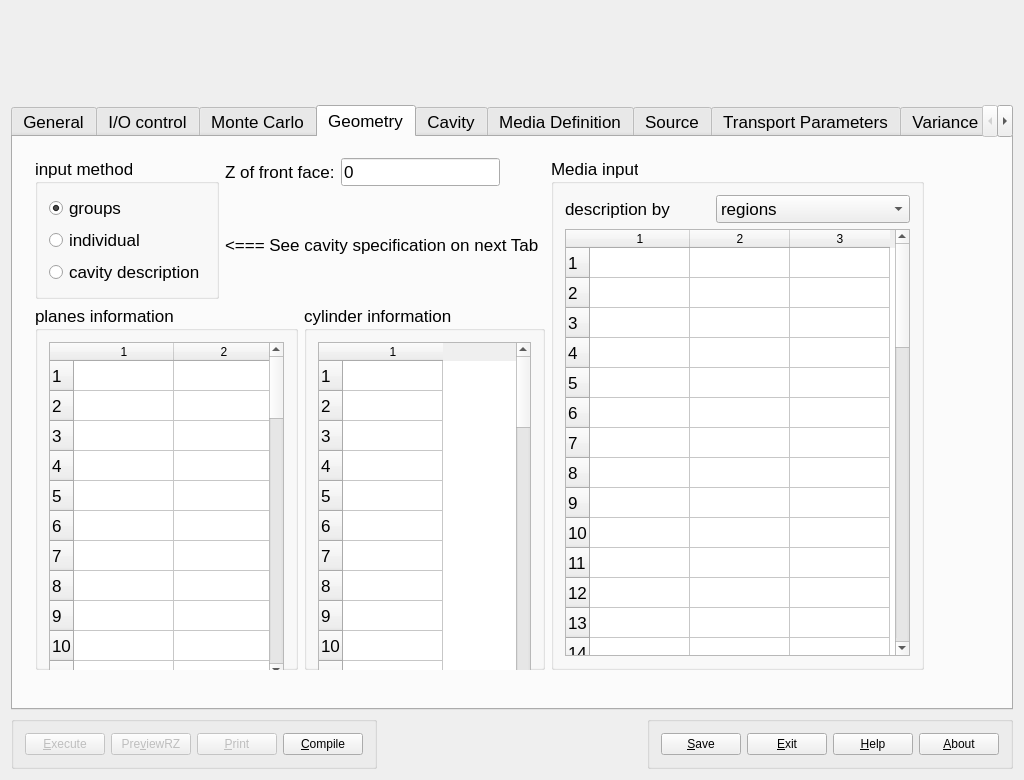
The window that HEN_HOUSE/gui/egs_inprz/ui/inputRZ.ui (nrc-cnrc/EGSnrc) describes before a commit, drawn with Qt 5.
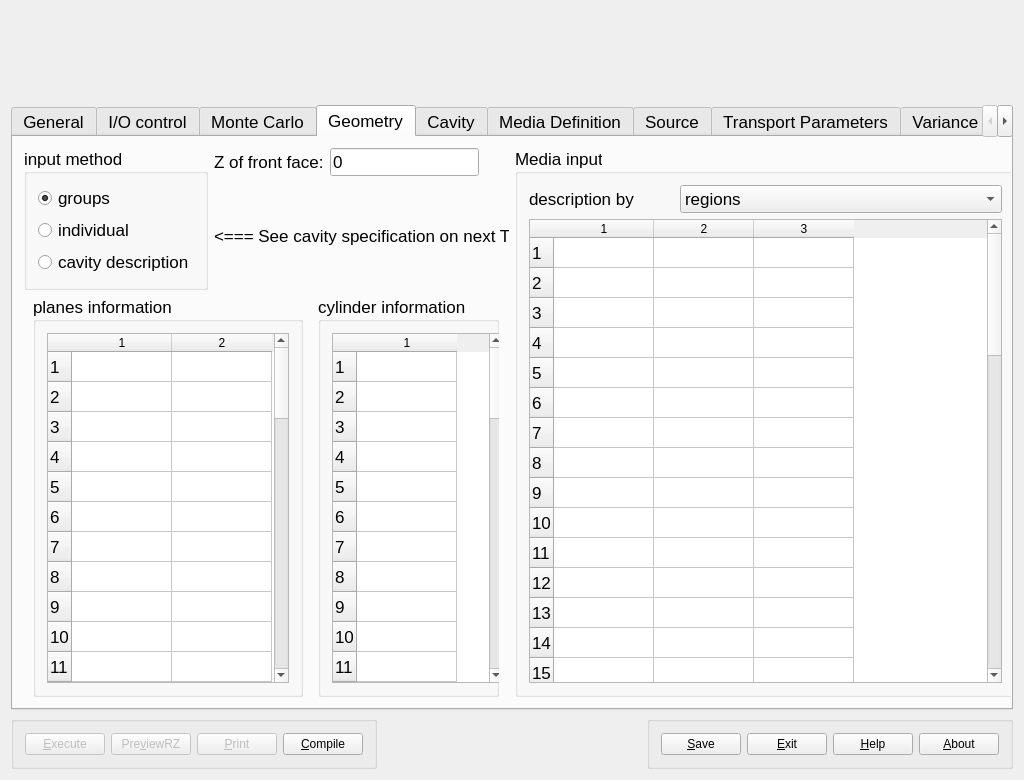
The same window after the commit.

Commit message: Change some layout object names to avoid warnings

Diff of the .ui file:
```diff
--- a/HEN_HOUSE/gui/egs_inprz/ui/inputRZ.ui
+++ b/HEN_HOUSE/gui/egs_inprz/ui/inputRZ.ui
@@ -3932,19 +3932,10 @@
       <attribute name="title">
        <string>Geometry</string>
       </attribute>
-      <widget class="QWidget" name="layoutWidget">
-       <property name="geometry">
-        <rect>
-         <x>11</x>
-         <y>10</y>
-         <width>911</width>
-         <height>534</height>
-        </rect>
-       </property>
-       <layout class="QHBoxLayout" name="horizontalLayout_21">
-        <item>
-         <layout class="QVBoxLayout" name="verticalLayout_35">
-          <item>
+      <layout class="QGridLayout" name="gridLayout_24">
+       <item row="0" column="0">
+        <layout class="QGridLayout" name="gridLayout_23">
+         <item row="0" column="0">
            <layout class="QHBoxLayout" name="horizontalLayout_20">
             <item>
              <widget class="QGroupBox" name="inputmethButtonGroup">
@@ -4049,627 +4040,14 @@
             </item>
            </layout>
           </item>
-          <item>
-           <layout class="QHBoxLayout" name="horizontalLayout_19">
-            <item>
-             <widget class="QGroupBox" name="GroupBox53">
-              <property name="toolTip">
-               <string>Define planes.</string>
-              </property>
-              <property name="whatsThis">
-               <string>Define planes.</string>
-              </property>
-              <property name="title">
-               <string>planes information</string>
-              </property>
-              <layout class="QVBoxLayout" name="verticalLayout_33">
-               <item>
-                <widget class="QTableWidget" name="geometryTable">
-                 <property name="sizePolicy">
-                  <sizepolicy hsizetype="Preferred" vsizetype="Preferred">
-                   <horstretch>0</horstretch>
-                   <verstretch>0</verstretch>
-                  </sizepolicy>
-                 </property>
-                 <property name="minimumSize">
-                  <size>
-                   <width>235</width>
-                   <height>350</height>
-                  </size>
-                 </property>
-                 <property name="maximumSize">
-                  <size>
-                   <width>6666</width>
-                   <height>6666</height>
-                  </size>
-                 </property>
-                 <property name="focusPolicy">
-                  <enum>Qt::WheelFocus</enum>
-                 </property>
-                 <property name="rowCount">
-                  <number>50</number>
-                 </property>
-                 <property name="columnCount">
-                  <number>2</number>
-                 </property>
-                 <row>
-                  <property name="text">
-                   <string>1</string>
-                  </property>
-                 </row>
-                 <row>
-                  <property name="text">
-                   <string>2</string>
-                  </property>
-                 </row>
-                 <row>
-                  <property name="text">
-                   <string>3</string>
-                  </property>
-                 </row>
-                 <row>
-                  <property name="text">
-                   <string>4</string>
-                  </property>
-                 </row>
-                 <row>
-                  <property name="text">
-                   <string>5</string>
-                  </property>
-                 </row>
-                 <row>
-                  <property name="text">
-                   <string>6</string>
-                  </property>
-                 </row>
-                 <row>
-                  <property name="text">
-                   <string>7</string>
-                  </property>
-                 </row>
-                 <row>
-                  <property name="text">
-                   <string>8</string>
-                  </property>
-                 </row>
-                 <row>
-                  <property name="text">
-                   <string>9</string>
-                  </property>
-                 </row>
-                 <row>
-                  <property name="text">
-                   <string>10</string>
-                  </property>
-                 </row>
-                 <row>
-                  <property name="text">
-                   <string>11</string>
-                  </property>
-                 </row>
-                 <row>
-                  <property name="text">
-                   <string>12</string>
-                  </property>
-                 </row>
-                 <row>
-                  <property name="text">
-                   <string>13</string>
-                  </property>
-                 </row>
-                 <row>
-                  <property name="text">
-                   <string>14</string>
-                  </property>
-                 </row>
-                 <row>
-                  <property name="text">
-                   <string>15</string>
-                  </property>
-                 </row>
-                 <row>
-                  <property name="text">
-                   <string>16</string>
-                  </property>
-                 </row>
-                 <row>
-                  <property name="text">
-                   <string>17</string>
-                  </property>
-                 </row>
-                 <row>
-                  <property name="text">
-                   <string>18</string>
-                  </property>
-                 </row>
-                 <row>
-                  <property name="text">
-                   <string>19</string>
-                  </property>
-                 </row>
-                 <row>
-                  <property name="text">
-                   <string>20</string>
-                  </property>
-                 </row>
-                 <row>
-                  <property name="text">
-                   <string>21</string>
-                  </property>
-                 </row>
-                 <row>
-                  <property name="text">
-                   <string>22</string>
-                  </property>
-                 </row>
-                 <row>
-                  <property name="text">
-                   <string>23</string>
-                  </property>
-                 </row>
-                 <row>
-                  <property name="text">
-                   <string>24</string>
-                  </property>
-                 </row>
-                 <row>
-                  <property name="text">
-                   <string>25</string>
-                  </property>
-                 </row>
-                 <row>
-                  <property name="text">
-                   <string>26</string>
-                  </property>
-                 </row>
-                 <row>
-                  <property name="text">
-                   <string>27</string>
-                  </property>
-                 </row>
-                 <row>
-                  <property name="text">
-                   <string>28</string>
-                  </property>
-                 </row>
-                 <row>
-                  <property name="text">
-                   <string>29</string>
-                  </property>
-                 </row>
-                 <row>
-                  <property name="text">
-                   <string>30</string>
-                  </property>
-                 </row>
-                 <row>
-                  <property name="text">
-                   <string>31</string>
-                  </property>
-                 </row>
-                 <row>
-                  <property name="text">
-                   <string>32</string>
-                  </property>
-                 </row>
-                 <row>
-                  <property name="text">
-                   <string>33</string>
-                  </property>
-                 </row>
-                 <row>
-                  <property name="text">
-                   <string>34</string>
-                  </property>
-                 </row>
-                 <row>
-                  <property name="text">
-                   <string>35</string>
-                  </property>
-                 </row>
-                 <row>
-                  <property name="text">
-                   <string>36</string>
-                  </property>
-                 </row>
-                 <row>
-                  <property name="text">
-                   <string>37</string>
-                  </property>
-                 </row>
-                 <row>
-                  <property name="text">
-                   <string>38</string>
-                  </property>
-                 </row>
-                 <row>
-                  <property name="text">
-                   <string>39</string>
-                  </property>
-                 </row>
-                 <row>
-                  <property name="text">
-                   <string>40</string>
-                  </property>
-                 </row>
-                 <row>
-                  <property name="text">
-                   <string>41</string>
-                  </property>
-                 </row>
-                 <row>
-                  <property name="text">
-                   <string>42</string>
-                  </property>
-                 </row>
-                 <row>
-                  <property name="text">
-                   <string>43</string>
-                  </property>
-                 </row>
-                 <row>
-                  <property name="text">
-                   <string>44</string>
-                  </property>
-                 </row>
-                 <row>
-                  <property name="text">
-                   <string>45</string>
-                  </property>
-                 </row>
-                 <row>
-                  <property name="text">
-                   <string>46</string>
-                  </property>
-                 </row>
-                 <row>
-                  <property name="text">
-                   <string>47</string>
-                  </property>
-                 </row>
-                 <row>
-                  <property name="text">
-                   <string>48</string>
-                  </property>
-                 </row>
-                 <row>
-                  <property name="text">
-                   <string>49</string>
-                  </property>
-                 </row>
-                 <row>
-                  <property name="text">
-                   <string>50</string>
-                  </property>
-                 </row>
-                 <column>
-                  <property name="text">
-                   <string>1</string>
-                  </property>
-                 </column>
-                 <column>
-                  <property name="text">
-                   <string>2</string>
-                  </property>
-                 </column>
-                </widget>
-               </item>
-              </layout>
-             </widget>
-            </item>
-            <item>
-             <widget class="QGroupBox" name="GroupBox54">
-              <property name="toolTip">
-               <string>Input cylinder radii.</string>
-              </property>
-              <property name="whatsThis">
-               <string>Input cylinder radii.</string>
-              </property>
-              <property name="title">
-               <string>cylinder information</string>
-              </property>
-              <layout class="QVBoxLayout" name="verticalLayout_34">
-               <item>
-                <widget class="QTableWidget" name="cylTable">
-                 <property name="sizePolicy">
-                  <sizepolicy hsizetype="Preferred" vsizetype="Preferred">
-                   <horstretch>0</horstretch>
-                   <verstretch>0</verstretch>
-                  </sizepolicy>
-                 </property>
-                 <property name="minimumSize">
-                  <size>
-                   <width>172</width>
-                   <height>350</height>
-                  </size>
-                 </property>
-                 <property name="maximumSize">
-                  <size>
-                   <width>66666</width>
-                   <height>66666</height>
-                  </size>
-                 </property>
-                 <property name="mouseTracking">
-                  <bool>false</bool>
-                 </property>
-                 <property name="toolTip">
-                  <string>Input cylinder radii.</string>
-                 </property>
-                 <property name="whatsThis">
-                  <string>Input cylinder radii.</string>
-                 </property>
-                 <property name="rowCount">
-                  <number>50</number>
-                 </property>
-                 <property name="columnCount">
-                  <number>1</number>
-                 </property>
-                 <row>
-                  <property name="text">
-                   <string>1</string>
-                  </property>
-                 </row>
-                 <row>
-                  <property name="text">
-                   <string>2</string>
-                  </property>
-                 </row>
-                 <row>
-                  <property name="text">
-                   <string>3</string>
-                  </property>
-                 </row>
-                 <row>
-                  <property name="text">
-                   <string>4</string>
-                  </property>
-                 </row>
-                 <row>
-                  <property name="text">
-                   <string>5</string>
-                  </property>
-                 </row>
-                 <row>
-                  <property name="text">
-                   <string>6</string>
-                  </property>
-                 </row>
-                 <row>
-                  <property name="text">
-                   <string>7</string>
-                  </property>
-                 </row>
-                 <row>
-                  <property name="text">
-                   <string>8</string>
-                  </property>
-                 </row>
-                 <row>
-                  <property name="text">
-                   <string>9</string>
-                  </property>
-                 </row>
-                 <row>
-                  <property name="text">
-                   <string>10</string>
-                  </property>
-                 </row>
-                 <row>
-                  <property name="text">
-                   <string>11</string>
-                  </property>
-                 </row>
-                 <row>
-                  <property name="text">
-                   <string>12</string>
-                  </property>
-                 </row>
-                 <row>
-                  <property name="text">
-                   <string>13</string>
-                  </property>
-                 </row>
-                 <row>
-                  <property name="text">
-                   <string>14</string>
-                  </property>
-                 </row>
-                 <row>
-                  <property name="text">
-                   <string>15</string>
-                  </property>
-                 </row>
-                 <row>
-                  <property name="text">
-                   <string>16</string>
-                  </property>
-                 </row>
-                 <row>
-                  <property name="text">
-                   <string>17</string>
-                  </property>
-                 </row>
-                 <row>
-                  <property name="text">
-                   <string>18</string>
-                  </property>
-                 </row>
-                 <row>
-                  <property name="text">
-                   <string>19</string>
-                  </property>
-                 </row>
-                 <row>
-                  <property name="text">
-                   <string>20</string>
-                  </property>
-                 </row>
-                 <row>
-                  <property name="text">
-                   <string>21</string>
-                  </property>
-                 </row>
-                 <row>
-                  <property name="text">
-                   <string>22</string>
-                  </property>
-                 </row>
-                 <row>
-                  <property name="text">
-                   <string>23</string>
-                  </property>
-                 </row>
-                 <row>
-                  <property name="text">
-                   <string>24</string>
-                  </property>
-                 </row>
-                 <row>
-                  <property name="text">
-                   <string>25</string>
-                  </property>
-                 </row>
-                 <row>
-                  <property name="text">
-                   <string>26</string>
-                  </property>
-                 </row>
-                 <row>
-                  <property name="text">
-                   <string>27</string>
-                  </property>
-                 </row>
-                 <row>
-                  <property name="text">
-                   <string>28</string>
-                  </property>
-                 </row>
-                 <row>
-                  <property name="text">
-                   <string>29</string>
-                  </property>
-                 </row>
-                 <row>
-                  <property name="text">
-                   <string>30</string>
-                  </property>
-                 </row>
-                 <row>
-                  <property name="text">
-                   <string>31</string>
-                  </property>
-                 </row>
-                 <row>
-                  <property name="text">
-                   <string>32</string>
-                  </property>
-                 </row>
-                 <row>
-                  <property name="text">
-                   <string>33</string>
-                  </property>
-                 </row>
-                 <row>
-                  <property name="text">
-                   <string>34</string>
-                  </property>
-                 </row>
-                 <row>
-                  <property name="text">
-                   <string>35</string>
-                  </property>
-                 </row>
-                 <row>
-                  <property name="text">
-                   <string>36</string>
-                  </property>
-                 </row>
-                 <row>
-                  <property name="text">
-                   <string>37</string>
-                  </property>
-                 </row>
-                 <row>
-                  <property name="text">
-                   <string>38</string>
-                  </property>
-                 </row>
-                 <row>
-                  <property name="text">
-                   <string>39</string>
-                  </property>
-                 </row>
-                 <row>
-                  <property name="text">
-                   <string>40</string>
-                  </property>
-                 </row>
-                 <row>
-                  <property name="text">
-                   <string>41</string>
-                  </property>
-                 </row>
-                 <row>
-                  <property name="text">
-                   <string>42</string>
-                  </property>
-                 </row>
-                 <row>
-                  <property name="text">
-                   <string>43</string>
-                  </property>
-                 </row>
-                 <row>
-                  <property name="text">
-                   <string>44</string>
-                  </property>
-                 </row>
-                 <row>
-                  <property name="text">
-                   <string>45</string>
-                  </property>
-                 </row>
-                 <row>
-                  <property name="text">
-                   <string>46</string>
-                  </property>
-                 </row>
-                 <row>
-                  <property name="text">
-                   <string>47</string>
-                  </property>
-                 </row>
-                 <row>
-                  <property name="text">
-                   <string>48</string>
-                  </property>
-                 </row>
-                 <row>
-                  <property name="text">
-                   <string>49</string>
-                  </property>
-                 </row>
-                 <row>
-                  <property name="text">
-                   <string>50</string>
-                  </property>
-                 </row>
-                 <column>
-                  <property name="text">
-                   <string>1</string>
-                  </property>
-                 </column>
-                </widget>
-               </item>
-              </layout>
-             </widget>
-            </item>
-           </layout>
-          </item>
-         </layout>
-        </item>
-        <item>
+         <item row="0" column="1" rowspan="2">
          <widget class="QGroupBox" name="mediaGroupBox">
+           <property name="minimumSize">
+            <size>
+             <width>501</width>
+             <height>0</height>
+            </size>
+           </property>
           <property name="title">
            <string>Media input</string>
           </property>
@@ -4774,6 +4152,12 @@
              <property name="columnCount">
               <number>3</number>
              </property>
+              <attribute name="horizontalHeaderCascadingSectionResizes">
+               <bool>false</bool>
+              </attribute>
+              <attribute name="horizontalHeaderShowSortIndicator" stdset="0">
+               <bool>true</bool>
+              </attribute>
              <row>
               <property name="text">
                <string>1</string>
@@ -5044,8 +4428,638 @@
           </layout>
          </widget>
         </item>
-       </layout>
-      </widget>
+         <item row="1" column="0">
+          <layout class="QHBoxLayout" name="horizontalLayout_12">
+           <item>
+            <widget class="QGroupBox" name="GroupBox53">
+             <property name="maximumSize">
+              <size>
+               <width>270</width>
+               <height>16777215</height>
+              </size>
+             </property>
+             <property name="toolTip">
+              <string>Define planes.</string>
+             </property>
+             <property name="whatsThis">
+              <string>Define planes.</string>
+             </property>
+             <property name="title">
+              <string>planes information</string>
+             </property>
+             <layout class="QVBoxLayout" name="verticalLayout_33">
+              <item>
+               <widget class="QTableWidget" name="geometryTable">
+                <property name="sizePolicy">
+                 <sizepolicy hsizetype="Preferred" vsizetype="Preferred">
+                  <horstretch>0</horstretch>
+                  <verstretch>0</verstretch>
+                 </sizepolicy>
+                </property>
+                <property name="minimumSize">
+                 <size>
+                  <width>235</width>
+                  <height>350</height>
+                 </size>
+                </property>
+                <property name="maximumSize">
+                 <size>
+                  <width>6666</width>
+                  <height>6666</height>
+                 </size>
+                </property>
+                <property name="focusPolicy">
+                 <enum>Qt::WheelFocus</enum>
+                </property>
+                <property name="rowCount">
+                 <number>50</number>
+                </property>
+                <property name="columnCount">
+                 <number>2</number>
+                </property>
+                <row>
+                 <property name="text">
+                  <string>1</string>
+                 </property>
+                </row>
+                <row>
+                 <property name="text">
+                  <string>2</string>
+                 </property>
+                </row>
+                <row>
+                 <property name="text">
+                  <string>3</string>
+                 </property>
+                </row>
+                <row>
+                 <property name="text">
+                  <string>4</string>
+                 </property>
+                </row>
+                <row>
+                 <property name="text">
+                  <string>5</string>
+                 </property>
+                </row>
+                <row>
+                 <property name="text">
+                  <string>6</string>
+                 </property>
+                </row>
+                <row>
+                 <property name="text">
+                  <string>7</string>
+                 </property>
+                </row>
+                <row>
+                 <property name="text">
+                  <string>8</string>
+                 </property>
+                </row>
+                <row>
+                 <property name="text">
+                  <string>9</string>
+                 </property>
+                </row>
+                <row>
+                 <property name="text">
+                  <string>10</string>
+                 </property>
+                </row>
+                <row>
+                 <property name="text">
+                  <string>11</string>
+                 </property>
+                </row>
+                <row>
+                 <property name="text">
+                  <string>12</string>
+                 </property>
+                </row>
+                <row>
+                 <property name="text">
+                  <string>13</string>
+                 </property>
+                </row>
+                <row>
+                 <property name="text">
+                  <string>14</string>
+                 </property>
+                </row>
+                <row>
+                 <property name="text">
+                  <string>15</string>
+                 </property>
+                </row>
+                <row>
+                 <property name="text">
+                  <string>16</string>
+                 </property>
+                </row>
+                <row>
+                 <property name="text">
+                  <string>17</string>
+                 </property>
+                </row>
+                <row>
+                 <property name="text">
+                  <string>18</string>
+                 </property>
+                </row>
+                <row>
+                 <property name="text">
+                  <string>19</string>
+                 </property>
+                </row>
+                <row>
+                 <property name="text">
+                  <string>20</string>
+                 </property>
+                </row>
+                <row>
+                 <property name="text">
+                  <string>21</string>
+                 </property>
+                </row>
+                <row>
+                 <property name="text">
+                  <string>22</string>
+                 </property>
+                </row>
+                <row>
+                 <property name="text">
+                  <string>23</string>
+                 </property>
+                </row>
+                <row>
+                 <property name="text">
+                  <string>24</string>
+                 </property>
+                </row>
+                <row>
+                 <property name="text">
+                  <string>25</string>
+                 </property>
+                </row>
+                <row>
+                 <property name="text">
+                  <string>26</string>
+                 </property>
+                </row>
+                <row>
+                 <property name="text">
+                  <string>27</string>
+                 </property>
+                </row>
+                <row>
+                 <property name="text">
+                  <string>28</string>
+                 </property>
+                </row>
+                <row>
+                 <property name="text">
+                  <string>29</string>
+                 </property>
+                </row>
+                <row>
+                 <property name="text">
+                  <string>30</string>
+                 </property>
+                </row>
+                <row>
+                 <property name="text">
+                  <string>31</string>
+                 </property>
+                </row>
+                <row>
+                 <property name="text">
+                  <string>32</string>
+                 </property>
+                </row>
+                <row>
+                 <property name="text">
+                  <string>33</string>
+                 </property>
+                </row>
+                <row>
+                 <property name="text">
+                  <string>34</string>
+                 </property>
+                </row>
+                <row>
+                 <property name="text">
+                  <string>35</string>
+                 </property>
+                </row>
+                <row>
+                 <property name="text">
+                  <string>36</string>
+                 </property>
+                </row>
+                <row>
+                 <property name="text">
+                  <string>37</string>
+                 </property>
+                </row>
+                <row>
+                 <property name="text">
+                  <string>38</string>
+                 </property>
+                </row>
+                <row>
+                 <property name="text">
+                  <string>39</string>
+                 </property>
+                </row>
+                <row>
+                 <property name="text">
+                  <string>40</string>
+                 </property>
+                </row>
+                <row>
+                 <property name="text">
+                  <string>41</string>
+                 </property>
+                </row>
+                <row>
+                 <property name="text">
+                  <string>42</string>
+                 </property>
+                </row>
+                <row>
+                 <property name="text">
+                  <string>43</string>
+                 </property>
+                </row>
+                <row>
+                 <property name="text">
+                  <string>44</string>
+                 </property>
+                </row>
+                <row>
+                 <property name="text">
+                  <string>45</string>
+                 </property>
+                </row>
+                <row>
+                 <property name="text">
+                  <string>46</string>
+                 </property>
+                </row>
+                <row>
+                 <property name="text">
+                  <string>47</string>
+                 </property>
+                </row>
+                <row>
+                 <property name="text">
+                  <string>48</string>
+                 </property>
+                </row>
+                <row>
+                 <property name="text">
+                  <string>49</string>
+                 </property>
+                </row>
+                <row>
+                 <property name="text">
+                  <string>50</string>
+                 </property>
+                </row>
+                <column>
+                 <property name="text">
+                  <string>1</string>
+                 </property>
+                </column>
+                <column>
+                 <property name="text">
+                  <string>2</string>
+                 </property>
+                </column>
+               </widget>
+              </item>
+             </layout>
+            </widget>
+           </item>
+           <item>
+            <widget class="QGroupBox" name="GroupBox54">
+             <property name="maximumSize">
+              <size>
+               <width>181</width>
+               <height>16777215</height>
+              </size>
+             </property>
+             <property name="toolTip">
+              <string>Input cylinder radii.</string>
+             </property>
+             <property name="whatsThis">
+              <string>Input cylinder radii.</string>
+             </property>
+             <property name="title">
+              <string>cylinder information</string>
+             </property>
+             <layout class="QVBoxLayout" name="verticalLayout_34">
+              <item>
+               <widget class="QTableWidget" name="cylTable">
+                <property name="sizePolicy">
+                 <sizepolicy hsizetype="Preferred" vsizetype="Preferred">
+                  <horstretch>0</horstretch>
+                  <verstretch>0</verstretch>
+                 </sizepolicy>
+                </property>
+                <property name="minimumSize">
+                 <size>
+                  <width>172</width>
+                  <height>350</height>
+                 </size>
+                </property>
+                <property name="maximumSize">
+                 <size>
+                  <width>66666</width>
+                  <height>66666</height>
+                 </size>
+                </property>
+                <property name="mouseTracking">
+                 <bool>false</bool>
+                </property>
+                <property name="toolTip">
+                 <string>Input cylinder radii.</string>
+                </property>
+                <property name="whatsThis">
+                 <string>Input cylinder radii.</string>
+                </property>
+                <property name="rowCount">
+                 <number>50</number>
+                </property>
+                <property name="columnCount">
+                 <number>1</number>
+                </property>
+                <row>
+                 <property name="text">
+                  <string>1</string>
+                 </property>
+                </row>
+                <row>
+                 <property name="text">
+                  <string>2</string>
+                 </property>
+                </row>
+                <row>
+                 <property name="text">
+                  <string>3</string>
+                 </property>
+                </row>
+                <row>
+                 <property name="text">
+                  <string>4</string>
+                 </property>
+                </row>
+                <row>
+                 <property name="text">
+                  <string>5</string>
+                 </property>
+                </row>
+                <row>
+                 <property name="text">
+                  <string>6</string>
+                 </property>
+                </row>
+                <row>
+                 <property name="text">
+                  <string>7</string>
+                 </property>
+                </row>
+                <row>
+                 <property name="text">
+                  <string>8</string>
+                 </property>
+                </row>
+                <row>
+                 <property name="text">
+                  <string>9</string>
+                 </property>
+                </row>
+                <row>
+                 <property name="text">
+                  <string>10</string>
+                 </property>
+                </row>
+                <row>
+                 <property name="text">
+                  <string>11</string>
+                 </property>
+                </row>
+                <row>
+                 <property name="text">
+                  <string>12</string>
+                 </property>
+                </row>
+                <row>
+                 <property name="text">
+                  <string>13</string>
+                 </property>
+                </row>
+                <row>
+                 <property name="text">
+                  <string>14</string>
+                 </property>
+                </row>
+                <row>
+                 <property name="text">
+                  <string>15</string>
+                 </property>
+                </row>
+                <row>
+                 <property name="text">
+                  <string>16</string>
+                 </property>
+                </row>
+                <row>
+                 <property name="text">
+                  <string>17</string>
+                 </property>
+                </row>
+                <row>
+                 <property name="text">
+                  <string>18</string>
+                 </property>
+                </row>
+                <row>
+                 <property name="text">
+                  <string>19</string>
+                 </property>
+                </row>
+                <row>
+                 <property name="text">
+                  <string>20</string>
+                 </property>
+                </row>
+                <row>
+                 <property name="text">
+                  <string>21</string>
+                 </property>
+                </row>
+                <row>
+                 <property name="text">
+                  <string>22</string>
+                 </property>
+                </row>
+                <row>
+                 <property name="text">
+                  <string>23</string>
+                 </property>
+                </row>
+                <row>
+                 <property name="text">
+                  <string>24</string>
+                 </property>
+                </row>
+                <row>
+                 <property name="text">
+                  <string>25</string>
+                 </property>
+                </row>
+                <row>
+                 <property name="text">
+                  <string>26</string>
+                 </property>
+                </row>
+                <row>
+                 <property name="text">
+                  <string>27</string>
+                 </property>
+                </row>
+                <row>
+                 <property name="text">
+                  <string>28</string>
+                 </property>
+                </row>
+                <row>
+                 <property name="text">
+                  <string>29</string>
+                 </property>
+                </row>
+                <row>
+                 <property name="text">
+                  <string>30</string>
+                 </property>
+                </row>
+                <row>
+                 <property name="text">
+                  <string>31</string>
+                 </property>
+                </row>
+                <row>
+                 <property name="text">
+                  <string>32</string>
+                 </property>
+                </row>
+                <row>
+                 <property name="text">
+                  <string>33</string>
+                 </property>
+                </row>
+                <row>
+                 <property name="text">
+                  <string>34</string>
+                 </property>
+                </row>
+                <row>
+                 <property name="text">
+                  <string>35</string>
+                 </property>
+                </row>
+                <row>
+                 <property name="text">
+                  <string>36</string>
+                 </property>
+                </row>
+                <row>
+                 <property name="text">
+                  <string>37</string>
+                 </property>
+                </row>
+                <row>
+                 <property name="text">
+                  <string>38</string>
+                 </property>
+                </row>
+                <row>
+                 <property name="text">
+                  <string>39</string>
+                 </property>
+                </row>
+                <row>
+                 <property name="text">
+                  <string>40</string>
+                 </property>
+                </row>
+                <row>
+                 <property name="text">
+                  <string>41</string>
+                 </property>
+                </row>
+                <row>
+                 <property name="text">
+                  <string>42</string>
+                 </property>
+                </row>
+                <row>
+                 <property name="text">
+                  <string>43</string>
+                 </property>
+                </row>
+                <row>
+                 <property name="text">
+                  <string>44</string>
+                 </property>
+                </row>
+                <row>
+                 <property name="text">
+                  <string>45</string>
+                 </property>
+                </row>
+                <row>
+                 <property name="text">
+                  <string>46</string>
+                 </property>
+                </row>
+                <row>
+                 <property name="text">
+                  <string>47</string>
+                 </property>
+                </row>
+                <row>
+                 <property name="text">
+                  <string>48</string>
+                 </property>
+                </row>
+                <row>
+                 <property name="text">
+                  <string>49</string>
+                 </property>
+                </row>
+                <row>
+                 <property name="text">
+                  <string>50</string>
+                 </property>
+                </row>
+                <column>
+                 <property name="text">
+                  <string>1</string>
+                 </property>
+                </column>
+               </widget>
+              </item>
+             </layout>
+            </widget>
+           </item>
+          </layout>
+         </item>
+        </layout>
+       </item>
+      </layout>
      </widget>
      <widget class="QWidget" name="CItab">
       <attribute name="title">
```
Left out of the diff: 12 changed lines with no effect on the pictures. Lines whose indentation alone changed are shown as unchanged.
